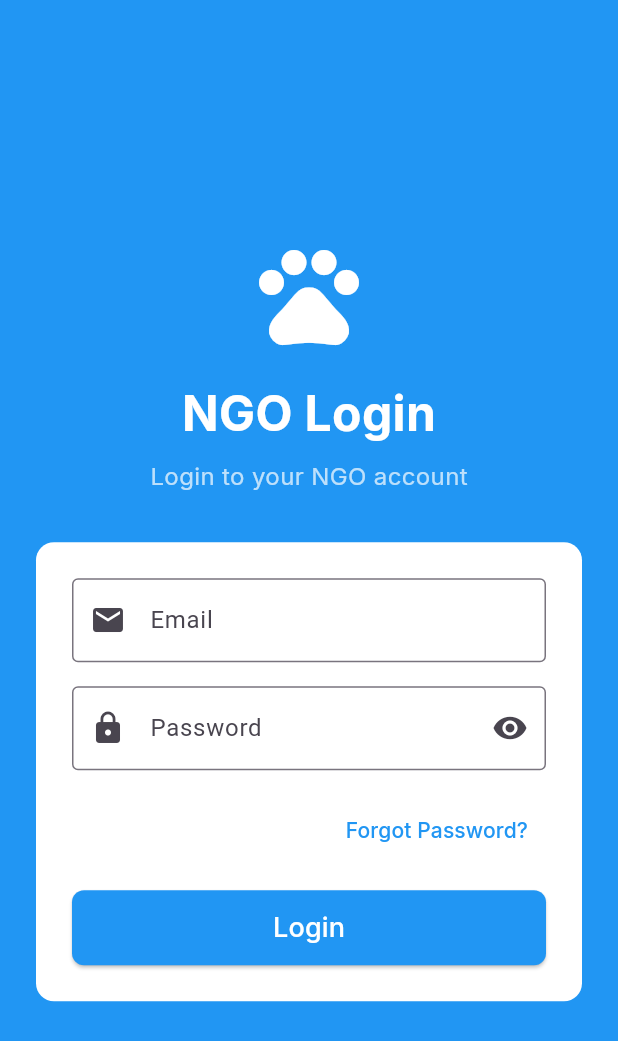
After one commit to param-dholakia/Animal_Rescue_app, a Flutter app: the screen it shows after launch, in the side drawer, after a tap on "NGO Login", on a phone screen of 412 x 824 dp. The commit adds this screen. Shown: the top 1041 px of the screen. Run offline on Flutter 3.47's test engine with Material 3 defaults, Android fonts, the phone set to English and light mode, and no system bars; drawn by our look-alikes of flutter_animate; our stand-ins replace audioplayers, cached_network_image, cloud_firestore, firebase_core, flutter_spinkit, font_awesome_flutter and 5 more; missing offline and left inert: flutter_sound, googleapis, mailer; accounts and stored records are empty.

Commit message:
changed login style for admin as well as ngo

```diff
--- a/lib/main.dart
+++ b/lib/main.dart
@@ -1,13 +1,15 @@
+// main.dart
 import 'package:flutter/material.dart';
 import 'package:font_awesome_flutter/font_awesome_flutter.dart';
 import 'package:firebase_core/firebase_core.dart';
 import 'firebase_options.dart';
-import 'login.dart';
+import 'ngo_login.dart'; // New NGO login page
+import 'admin_login.dart'; // New Admin login page
 import 'report.dart';
 import 'google_drive_service.dart';
 import 'register.dart';
-import 'ngo_dashboard.dart'; // Import NGODashboardPage
-import 'admin_dashboard.dart'; // Import AdminDashboardPage
+import 'ngo_dashboard.dart';
+import 'admin_dashboard.dart';
 
 class HomePageWidget extends StatelessWidget {
   const HomePageWidget({super.key});
@@ -29,8 +31,13 @@ class HomePageWidget extends StatelessWidget {
             ),
             ListTile(
               leading: const Icon(Icons.person),
-              title: const Text('Login'),
-              onTap: () => Navigator.pushNamed(context, '/login'),
+              title: const Text('NGO Login'),
+              onTap: () => Navigator.pushNamed(context, '/ngo_login'),
+            ),
+            ListTile(
+              leading: const Icon(Icons.admin_panel_settings),
+              title: const Text('Admin Login'),
+              onTap: () => Navigator.pushNamed(context, '/admin_login'),
             ),
             ListTile(
               leading: const Icon(Icons.person_add),
@@ -73,7 +80,6 @@ class HomePageWidget extends StatelessWidget {
 void main() async {
   WidgetsFlutterBinding.ensureInitialized();
 
-  // Initialize Firebase
   try {
     await Firebase.initializeApp(
       options: DefaultFirebaseOptions.currentPlatform,
@@ -95,7 +101,6 @@ void main() async {
     return;
   }
 
-  // Initialize Google Drive Service
   final driveService = GoogleDriveService();
   try {
     await driveService.authenticateWithGoogleDrive();
@@ -108,7 +113,8 @@ void main() async {
     initialRoute: '/',
     routes: {
       '/': (context) => const HomePageWidget(),
-      '/login': (context) => const LoginPage(),
+      '/ngo_login': (context) => const NGOLoginPage(),
+      '/admin_login': (context) => const AdminLoginPage(),
       '/register': (context) => const RegisterPageWidget(),
       '/report': (context) => const ReportPageWidget(),
       '/ngo_dashboard': (context) {
--- /dev/null
+++ b/lib/ngo_login.dart
@@ -0,0 +1,191 @@
+// ngo_login.dart
+import 'package:flutter/material.dart';
+import 'package:cloud_firestore/cloud_firestore.dart';
+import 'package:url_launcher/url_launcher.dart';
+import 'package:flutter_spinkit/flutter_spinkit.dart';
+import 'package:google_fonts/google_fonts.dart';
+import 'package:flutter_animate/flutter_animate.dart';
+
+class NGOLoginPage extends StatefulWidget {
+  const NGOLoginPage({super.key});
+
+  @override
+  State<NGOLoginPage> createState() => _NGOLoginPageState();
+}
+
+class _NGOLoginPageState extends State<NGOLoginPage> {
+  final _formKey = GlobalKey<FormState>();
+  final _emailController = TextEditingController();
+  final _passwordController = TextEditingController();
+  final _emailFocusNode = FocusNode();
+  final _passwordFocusNode = FocusNode();
+  bool _isLoading = false;
+  bool _obscurePassword = true;
+
+  @override
+  void dispose() {
+    _emailController.dispose();
+    _passwordController.dispose();
+    _emailFocusNode.dispose();
+    _passwordFocusNode.dispose();
+    super.dispose();
+  }
+
+  Future<void> _loginNGO() async {
+    if (!_formKey.currentState!.validate()) return;
+
+    setState(() => _isLoading = true);
+
+    try {
+      final email = _emailController.text.trim();
+      final password = _passwordController.text.trim();
+
+      final querySnapshot = await FirebaseFirestore.instance
+          .collection('approved-ngos')
+          .where('email', isEqualTo: email)
+          .limit(1)
+          .get();
+
+      if (querySnapshot.docs.isEmpty) {
+        throw Exception('No approved NGO found with this email');
+      }
+
+      final doc = querySnapshot.docs.first;
+      final data = doc.data();
+      if (data['password'] != password) {
+        throw Exception('Incorrect password');
+      }
+
+      final ngoName = doc.id;
+
+      Navigator.pushReplacementNamed(
+        context,
+        '/ngo_dashboard',
+        arguments: ngoName,
+      );
+    } catch (e) {
+      ScaffoldMessenger.of(context).showSnackBar(SnackBar(content: Text('Login failed: $e')));
+    } finally {
+      setState(() => _isLoading = false);
+    }
+  }
+
+  Future<void> _contactAdminForPassword() async {
+    final Uri emailUri = Uri(
+      scheme: 'mailto',
+      path: 'paramdholakia1@gmail.com',
+      queryParameters: {
+        'subject': 'Paw Saviour: NGO Password Reset Request',
+        'body':
+            'Dear Admin,\n\nI have forgotten my password for the Paw Saviour app. My email is ${_emailController.text.trim()}. Please assist me with resetting my password.\n\nThank you,\n[Your Name]',
+      },
+    );
+
+    if (await canLaunchUrl(emailUri)) {
+      await launchUrl(emailUri);
+    } else {
+      ScaffoldMessenger.of(context).showSnackBar(const SnackBar(content: Text('Could not open email client')));
+    }
+  }
+
+  @override
+  Widget build(BuildContext context) {
+    return Scaffold(
+      backgroundColor: Colors.blue,
+      body: SafeArea(
+        child: Center(
+          child: SingleChildScrollView(
+            padding: const EdgeInsets.symmetric(horizontal: 24.0),
+            child: Column(
+              mainAxisAlignment: MainAxisAlignment.center,
+              children: [
+                const Icon(Icons.pets, size: 80, color: Colors.white),
+                const SizedBox(height: 16),
+                Text('NGO Login', style: GoogleFonts.inter(fontSize: 32, fontWeight: FontWeight.bold, color: Colors.white)),
+                const SizedBox(height: 8),
+                Text('Login to your NGO account', style: GoogleFonts.inter(fontSize: 16, color: Colors.white70)),
+                const SizedBox(height: 32),
+                Container(
+                  padding: const EdgeInsets.all(24.0),
+                  decoration: BoxDecoration(
+                    color: Colors.white,
+                    borderRadius: BorderRadius.circular(12),
+                  ),
+                  child: Form(
+                    key: _formKey,
+                    child: Column(
+                      children: [
+                        TextFormField(
+                          controller: _emailController,
+                          focusNode: _emailFocusNode,
+                          decoration: const InputDecoration(
+                            labelText: 'Email',
+                            prefixIcon: Icon(Icons.email),
+                            border: OutlineInputBorder(),
+                          ),
+                          keyboardType: TextInputType.emailAddress,
+                          textInputAction: TextInputAction.next,
+                          onFieldSubmitted: (_) => FocusScope.of(context).requestFocus(_passwordFocusNode),
+                          validator: (value) {
+                            if (value == null || value.isEmpty) return 'Please enter your email';
+                            if (!RegExp(r'^[\w-\.]+@([\w-]+\.)+[\w-]{2,4}$').hasMatch(value)) {
+                              return 'Please enter a valid email';
+                            }
+                            return null;
+                          },
+                        ),
+                        const SizedBox(height: 16),
+                        TextFormField(
+                          controller: _passwordController,
+                          focusNode: _passwordFocusNode,
+                          decoration: InputDecoration(
+                            labelText: 'Password',
+                            prefixIcon: const Icon(Icons.lock),
+                            suffixIcon: IconButton(
+                              icon: Icon(_obscurePassword ? Icons.visibility : Icons.visibility_off),
+                              onPressed: () => setState(() => _obscurePassword = !_obscurePassword),
+                            ),
+                            border: const OutlineInputBorder(),
+                          ),
+                          obscureText: _obscurePassword,
+                          textInputAction: TextInputAction.done,
+                          onFieldSubmitted: (_) => _loginNGO(),
+                          validator: (value) {
+                            if (value == null || value.isEmpty) return 'Please enter your password';
+                            if (value.length < 6) return 'Password must be at least 6 characters';
+                            return null;
+                          },
+                        ),
+                        const SizedBox(height: 16),
+                        Align(
+                          alignment: Alignment.centerRight,
+                          child: TextButton(
+                            onPressed: _contactAdminForPassword,
+                            child: Text('Forgot Password?', style: GoogleFonts.inter(color: Colors.blue)),
+                          ),
+                        ),
+                        const SizedBox(height: 16),
+                        _isLoading
+                            ? const SpinKitFadingCircle(color: Colors.blue, size: 50)
+                            : ElevatedButton(
+                                onPressed: _loginNGO,
+                                style: ElevatedButton.styleFrom(
+                                  minimumSize: const Size(double.infinity, 50),
+                                  backgroundColor: Colors.blue,
+                                  foregroundColor: Colors.white,
+                                  shape: RoundedRectangleBorder(borderRadius: BorderRadius.circular(8)),
+                                ),
+                                child: Text('Login', style: GoogleFonts.inter(fontSize: 18)),
+                              ).animate().fadeIn(duration: 300.ms),
+                      ],
+                    ),
+                  ),
+                ),
+              ],
+            ),
+          ),
+        ),
+      ),
+    );
+  }
+}
```
Also changed, not shown: lib/admin_login.dart (added, +172 -0 lines).
